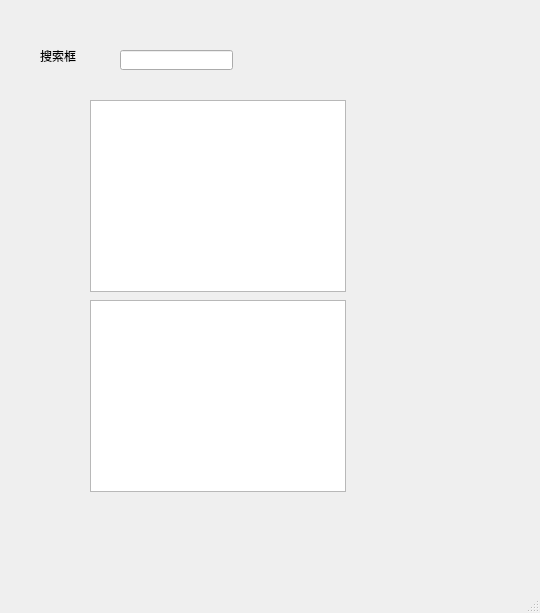
The window that form/mainwindow.ui (mcdudu233/FileSystem) describes before a commit, drawn with Qt 5.
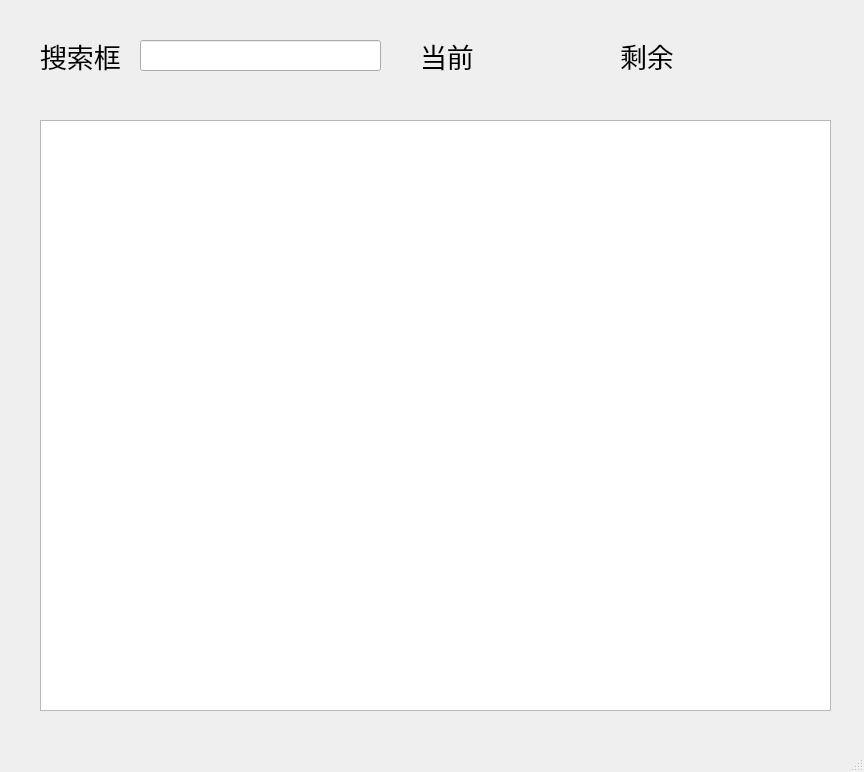
The same window after the commit.

```diff
--- a/form/mainwindow.ui
+++ b/form/mainwindow.ui
@@ -6,57 +6,151 @@
    <rect>
     <x>0</x>
     <y>0</y>
-    <width>540</width>
-    <height>613</height>
+    <width>864</width>
+    <height>772</height>
    </rect>
   </property>
   <property name="windowTitle">
    <string>mainwindow</string>
   </property>
   <widget class="QWidget" name="centralwidget">
-   <widget class="QListView" name="listView">
-    <property name="geometry">
-     <rect>
-      <x>90</x>
-      <y>100</y>
-      <width>256</width>
-      <height>192</height>
-     </rect>
-    </property>
-   </widget>
    <widget class="QTreeView" name="treeView">
     <property name="geometry">
      <rect>
-      <x>90</x>
-      <y>300</y>
-      <width>256</width>
-      <height>192</height>
+      <x>40</x>
+      <y>120</y>
+      <width>791</width>
+      <height>591</height>
      </rect>
     </property>
    </widget>
    <widget class="QLineEdit" name="lineEdit">
     <property name="geometry">
      <rect>
-      <x>120</x>
-      <y>50</y>
-      <width>113</width>
-      <height>20</height>
+      <x>140</x>
+      <y>40</y>
+      <width>241</width>
+      <height>31</height>
      </rect>
     </property>
+    <property name="font">
+     <font>
+      <family>宋体</family>
+      <pointsize>20</pointsize>
+     </font>
+    </property>
+    <property name="text">
+     <string/>
+    </property>
    </widget>
    <widget class="QLabel" name="label">
     <property name="geometry">
      <rect>
       <x>40</x>
       <y>40</y>
-      <width>41</width>
+      <width>111</width>
       <height>31</height>
      </rect>
     </property>
+    <property name="font">
+     <font>
+      <family>宋体</family>
+      <pointsize>20</pointsize>
+     </font>
+    </property>
     <property name="text">
      <string>搜索框</string>
     </property>
    </widget>
+   <widget class="QLabel" name="label_2">
+    <property name="geometry">
+     <rect>
+      <x>410</x>
+      <y>100</y>
+      <width>54</width>
+      <height>16</height>
+     </rect>
+    </property>
+    <property name="text">
+     <string/>
+    </property>
+   </widget>
+   <widget class="QLabel" name="label_3">
+    <property name="geometry">
+     <rect>
+      <x>420</x>
+      <y>40</y>
+      <width>81</width>
+      <height>31</height>
+     </rect>
+    </property>
+    <property name="font">
+     <font>
+      <family>宋体</family>
+      <pointsize>20</pointsize>
+     </font>
+    </property>
+    <property name="text">
+     <string>当前</string>
+    </property>
+   </widget>
+   <widget class="QLabel" name="label_4">
+    <property name="geometry">
+     <rect>
+      <x>620</x>
+      <y>40</y>
+      <width>71</width>
+      <height>31</height>
+     </rect>
+    </property>
+    <property name="font">
+     <font>
+      <family>宋体</family>
+      <pointsize>20</pointsize>
+     </font>
+    </property>
+    <property name="text">
+     <string>剩余</string>
+    </property>
+   </widget>
+   <widget class="QLabel" name="diskCapacityLabel">
+    <property name="geometry">
+     <rect>
+      <x>510</x>
+      <y>40</y>
+      <width>71</width>
+      <height>31</height>
+     </rect>
+    </property>
+    <property name="font">
+     <font>
+      <family>宋体</family>
+      <pointsize>20</pointsize>
+     </font>
+    </property>
+    <property name="text">
+     <string/>
+    </property>
+   </widget>
+   <widget class="QLabel" name="remainingDiskCapacityLabel">
+    <property name="geometry">
+     <rect>
+      <x>723</x>
+      <y>45</y>
+      <width>91</width>
+      <height>21</height>
+     </rect>
+    </property>
+    <property name="font">
+     <font>
+      <family>宋体</family>
+      <pointsize>20</pointsize>
+     </font>
+    </property>
+    <property name="text">
+     <string/>
+    </property>
+   </widget>
   </widget>
   <widget class="QMenuBar" name="menubar">
    <property name="geometry">
```
Left out of the diff: 6 changed lines with no effect on the pictures.
